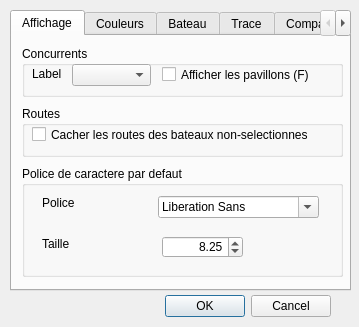
The window that src/Ui/paramVLM.ui (nohal/qtVlm) describes before a commit, drawn with Qt 5.
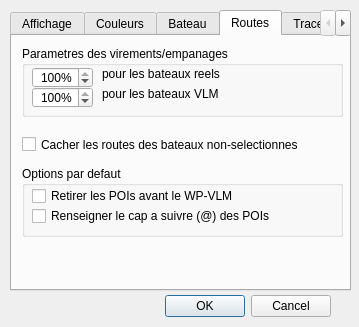
The same window after the commit. The open tabs and pages were chosen to show the change. Icons and pictures are not drawn.

Commit message: Fix route start from fixed date field being always disabled Change (again) the way to change singleStep for heading and angle. Now this is done with <shift>, <control> and <tab> modifiers. Change all widgets locale to locale::system(), to get decimal point correctly. Add a mew tab in vlmParam for route, and add default options params.

Patch:
```diff
--- a/src/Ui/paramVLM.ui
+++ b/src/Ui/paramVLM.ui
@@ -98,37 +98,11 @@
       </property>
      </widget>
     </widget>
-    <widget class="QGroupBox" name="groupBox_12">
-     <property name="geometry">
-      <rect>
-       <x>10</x>
-       <y>70</y>
-       <width>321</width>
-       <height>51</height>
-      </rect>
-     </property>
-     <property name="title">
-      <string>Routes</string>
-     </property>
-     <widget class="QCheckBox" name="chkHideRoute">
-      <property name="geometry">
-       <rect>
-        <x>10</x>
-        <y>20</y>
-        <width>301</width>
-        <height>17</height>
-       </rect>
-      </property>
-      <property name="text">
-       <string>Cacher les routes des bateaux non-selectionnes</string>
-      </property>
-     </widget>
-    </widget>
     <widget class="QGroupBox" name="groupBox_3">
      <property name="geometry">
       <rect>
        <x>10</x>
-       <y>130</y>
+       <y>70</y>
        <width>321</width>
        <height>111</height>
       </rect>
@@ -605,11 +579,16 @@
       <string>Confirmation a chaque ordre vers VLM</string>
      </property>
     </widget>
+   </widget>
+   <widget class="QWidget" name="tab_9">
+    <attribute name="title">
+     <string>Routes</string>
+    </attribute>
     <widget class="QGroupBox" name="groupBox_6">
      <property name="geometry">
       <rect>
        <x>10</x>
-       <y>180</y>
+       <y>10</y>
        <width>321</width>
        <height>71</height>
       </rect>
@@ -703,6 +682,58 @@
       </property>
      </widget>
     </widget>
+    <widget class="QCheckBox" name="chkHideRoute">
+     <property name="geometry">
+      <rect>
+       <x>10</x>
+       <y>100</y>
+       <width>321</width>
+       <height>17</height>
+      </rect>
+     </property>
+     <property name="text">
+      <string>Cacher les routes des bateaux non-selectionnes</string>
+     </property>
+    </widget>
+    <widget class="QGroupBox" name="groupBox_7">
+     <property name="geometry">
+      <rect>
+       <x>10</x>
+       <y>130</y>
+       <width>321</width>
+       <height>71</height>
+      </rect>
+     </property>
+     <property name="title">
+      <string>Options par defaut</string>
+     </property>
+     <widget class="QCheckBox" name="autoAt">
+      <property name="geometry">
+       <rect>
+        <x>10</x>
+        <y>40</y>
+        <width>301</width>
+        <height>20</height>
+       </rect>
+      </property>
+      <property name="text">
+       <string>Renseigner le cap a suivre (@) des POIs</string>
+      </property>
+     </widget>
+     <widget class="QCheckBox" name="autoRemove">
+      <property name="geometry">
+       <rect>
+        <x>10</x>
+        <y>20</y>
+        <width>311</width>
+        <height>20</height>
+       </rect>
+      </property>
+      <property name="text">
+       <string>Retirer les POIs avant le WP-VLM</string>
+      </property>
+     </widget>
+    </widget>
    </widget>
    <widget class="QWidget" name="tab_4">
     <attribute name="title">
```
Left out of the diff: 18 changed lines with no effect on the pictures. The commit also changes 8 other files.
